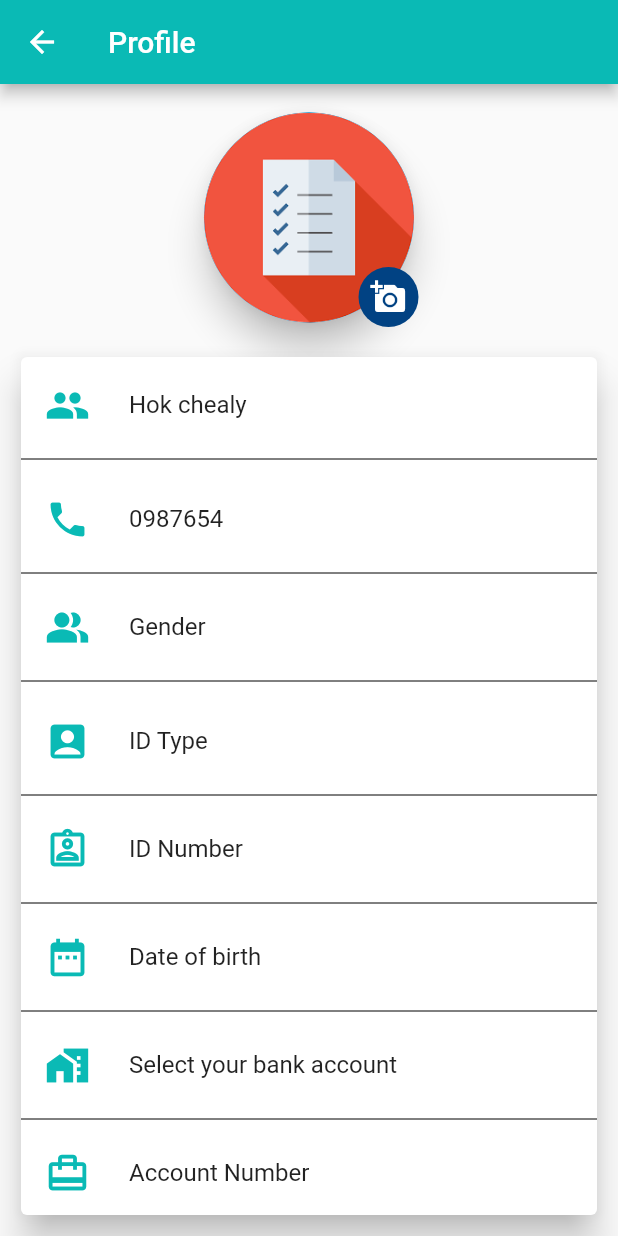
After one commit to sreynatkhem/CCF-CO-App, a Flutter app: the ProfileUploadImage screen opened directly, on a phone screen of 412 x 824 dp. The commit adds this screen. Run offline on Flutter 3.47's test engine with Material 2 defaults, Android fonts, the phone set to English and light mode, and no system bars; our stand-ins replace awesome_dialog, bottom_navy_bar, charts_flutter, dio, file_picker, firebase_core and 10 more; missing offline and left inert: multi_image_picker, select_dialog, slide_popup_dialog, smart_select; accounts and stored records are empty; network calls fail.

Commit message:
[TASK] Refactor Code

```diff
--- a/lang/en.json
+++ b/lang/en.json
@@ -208,6 +208,9 @@
   "member_group_Loan":"Member Group Loan",
   "customer_name": "Customer name",
   "team_lead ": "Team Lead ",
-  "filter": "Filter"
+  "filter": "Filter",
+  "profile_upload_image":"Profile Upload Image",
+  "see_your_profile":"See your Profile",
+  "profile":"Profile"
 
 }
--- a/lib/screens/disApprovalSummary/index.dart
+++ b/lib/screens/disApprovalSummary/index.dart
@@ -553,7 +553,7 @@ class _DisApprovalSummaryState extends State<DisApprovalSummary> {
                       padding: EdgeInsets.only(left: 10),
                       child: Row(
                         children: [
-                          Icon(Icons.filter_list),
+                          // Icon(Icons.filter_list),
                           Padding(padding: EdgeInsets.only(right: 5)),
                           Text(
                             'Filter',
--- /dev/null
+++ b/lib/screens/home/profileImage.dart
@@ -0,0 +1,228 @@
+import 'dart:io';
+
+import 'package:chokchey_finance/localizations/appLocalizations.dart';
+import 'package:chokchey_finance/providers/manageService.dart';
+import 'package:chokchey_finance/utils/storages/colors.dart';
+import 'package:chokchey_finance/utils/storages/const.dart';
+import 'package:dio/dio.dart';
+import 'package:flutter/material.dart';
+import 'package:flutter/services.dart';
+import 'package:flutter_secure_storage/flutter_secure_storage.dart';
+import 'package:image_picker/image_picker.dart';
+
+class ProfileUploadImage extends StatefulWidget {
+  // const ProfileUploadImage({Key? key, dynamic lists}) : super(key: key);
+  dynamic lists;
+  ProfileUploadImage(this.lists);
+  @override
+  _ProfileUploadImageState createState() => _ProfileUploadImageState();
+}
+
+class _ProfileUploadImageState extends State<ProfileUploadImage> {
+  dynamic profileImage;
+  dynamic _profleImage;
+  dynamic fileName3;
+  String userId = '';
+  String userName = '';
+
+  // @override
+  // void didChangeDependencies() {
+  //   getImageDocument();
+  //   uploadImageProfile();
+  //   super.didChangeDependencies();
+  // }
+
+  Future uploadImageProfile() async {
+    try {
+      final _picker = ImagePicker();
+      final pickedFile = await _picker.pickImage(source: ImageSource.gallery);
+      if (pickedFile != null) {
+        setState(() {
+          _profleImage = File(pickedFile.path); // Exception occurred here
+        });
+      } else {
+        print('PickedFile: is null');
+      }
+      return null;
+    } on PlatformException catch (e) {
+      logger().e("PlatformException: '${e.message}'.");
+    }
+  }
+
+  @override
+  Widget build(BuildContext context) {
+    return Scaffold(
+        appBar: AppBar(
+          backgroundColor: logolightGreen,
+          title: Text(
+            "Profile",
+          ),
+        ),
+        body: SingleChildScrollView(
+          child: Container(
+            padding: EdgeInsets.all(10),
+            child: Column(
+              crossAxisAlignment: CrossAxisAlignment.center,
+              mainAxisAlignment: MainAxisAlignment.center,
+              children: <Widget>[
+                Expanded(
+                    flex: 0,
+                    child: Padding(
+                      padding: const EdgeInsets.fromLTRB(0, 5, 0, 15),
+                      child: Stack(
+                        children: <Widget>[
+                          Card(
+                            elevation: 10.0,
+                            shape: CircleBorder(),
+                            child: SizedBox(
+                              child: CircleAvatar(
+                                radius: 70.0,
+                                backgroundColor: logolightGreen,
+                                child: CircleAvatar(
+                                  // child: Align(),
+                                  radius: 70.0,
+                                  backgroundImage: _profleImage == null
+                                      ? AssetImage('assets/images/103.png')
+                                      : Image.file(
+                                          _profleImage,
+                                          fit: BoxFit.fill,
+                                          width: 150,
+                                          height: 150,
+                                        ).image,
+                                ),
+                              ),
+                            ),
+                          ),
+                          Positioned(
+                            bottom: 1,
+                            right: 1,
+                            child: Container(
+                              height: 40,
+                              width: 40,
+                              child: IconButton(
+                                // Icons.add_a_photo,
+                                icon: new Icon(Icons.add_a_photo),
+                                color: Colors.white,
+                                onPressed: () {
+                                  uploadImageProfile();
+                                },
+                              ),
+                              decoration: BoxDecoration(
+                                color: logoDarkBlue,
+                                borderRadius:
+                                    BorderRadius.all(Radius.circular(20)),
+                              ),
+                            ),
+                          )
+                        ],
+                      ),
+                    )),
+                Container(),
+                Container(
+                    child: Column(
+                  children: <Widget>[
+                    Card(
+                      elevation: 10.0,
+                      child: Container(
+                        child: Column(
+                          children: [
+                            Padding(padding: EdgeInsets.all(2)),
+                            ListTile(
+                              leading: Icon(
+                                Icons.people,
+                                color: logolightGreen,
+                                size: 30,
+                              ),
+                              title: Text("Hok chealy"),
+                            ),
+                            Divider(
+                              color: Colors.black,
+                            ),
+                            Padding(padding: EdgeInsets.all(2)),
+                            ListTile(
+                              leading: Icon(
+                                Icons.phone,
+                                color: logolightGreen,
+                                size: 30,
+                              ),
+                              title: Text("0987654"),
+                            ),
+                            Divider(
+                              color: Colors.black,
+                            ),
+                            ListTile(
+                              leading: Icon(
+                                Icons.people_alt,
+                                color: logolightGreen,
+                                size: 30,
+                              ),
+                              title: Text("Gender"),
+                            ),
+                            Divider(
+                              color: Colors.black,
+                            ),
+                            Padding(padding: EdgeInsets.all(2)),
+                            ListTile(
+                              leading: Icon(
+                                Icons.account_box,
+                                color: logolightGreen,
+                                size: 30,
+                              ),
+                              title: Text("ID Type"),
+                            ),
+                            Divider(
+                              color: Colors.black,
+                            ),
+                            ListTile(
+                              leading: Icon(
+                                Icons.assignment_ind_outlined,
+                                color: logolightGreen,
+                                size: 30,
+                              ),
+                              title: Text("ID Number"),
+                            ),
+                            Divider(
+                              color: Colors.black,
+                            ),
+                            ListTile(
+                              leading: Icon(
+                                Icons.date_range,
+                                color: logolightGreen,
+                                size: 30,
+                              ),
+                              title: Text("Date of birth"),
+                            ),
+                            Divider(
+                              color: Colors.black,
+                            ),
+                            ListTile(
+                              leading: Icon(
+                                Icons.maps_home_work,
+                                color: logolightGreen,
+                                size: 30,
+                              ),
+                              title: Text("Select your bank account"),
+                            ),
+                            Divider(
+                              color: Colors.black,
+                            ),
+                            ListTile(
+                              leading: Icon(
+                                Icons.card_travel,
+                                color: logolightGreen,
+                                size: 30,
+                              ),
+                              title: Text("Account Number"),
+                            ),
+                          ],
+                        ),
+                      ),
+                    ),
+                  ],
+                ))
+              ],
+            ),
+          ),
+        ));
+  }
+}
--- a/lib/screens/listLoanApproval/tebBarDetail.dart
+++ b/lib/screens/listLoanApproval/tebBarDetail.dart
@@ -280,8 +280,9 @@ class _CardDetailLoanState extends State<CardDetailLoan> {
       key: _scaffoldKey,
       appBar: AppBar(
         title: Text(
-            AppLocalizations.of(context)!.translate('loan_information') ??
-                'Loan Information'),
+          AppLocalizations.of(context)!.translate('loan_information') ??
+              'Loan Information',
+        ),
         backgroundColor: logolightGreen,
       ),
       body: _isLoading
@@ -357,6 +358,7 @@ class _CardDetailLoanState extends State<CardDetailLoan> {
                       child: MaterialButton(
                           onPressed: () => {},
                           child: Container(
+                            // color: Colors.red,
                             padding: EdgeInsets.only(top: 0),
                             margin: EdgeInsets.all(0),
                             child: Container(
--- a/lib/screens/listLoanRegistration/index.dart
+++ b/lib/screens/listLoanRegistration/index.dart
@@ -347,8 +347,9 @@ class _ListLoanRegistrationsState extends State<ListLoanRegistrations> {
                                 parsed != null ? parsed[index]['lstatus'] : '');
                             return Container(
                               // height: 130,
-                              padding:
-                                  EdgeInsets.only(left: 5, right: 5, top: 3),
+                              // padding: EdgeInsets.all(3),
+                              // padding:
+                              //     EdgeInsets.only(left: 5, right: 5, top: 3),
                               child: Card(
                                   shape: RoundedRectangleBorder(
                                     side: BorderSide(
```
Also changed, not shown: lang/km.json (+4 -1 lines), lib/screens/approvalHistory/index.dart (+66 -34 lines), lib/screens/home/Home.dart (+54 -10 lines), lib/screens/listCustomerRegistration/index.dart (+9 -5 lines), lib/screens/listLoanApproval/detailLoanApproval.dart (+12 -11 lines), lib/screens/listLoanApproval/indexs.dart (+4 -3 lines), lib/screens/loanRegistration/addReferentDocument.dart (+17 -10 lines), lib/screens/loanRegistration/loanRegistration.dart (+41 -23 lines), lib/screens/loanRegistration/widgetCardAddReferent.dart (+14 -9 lines), 4 other files.
